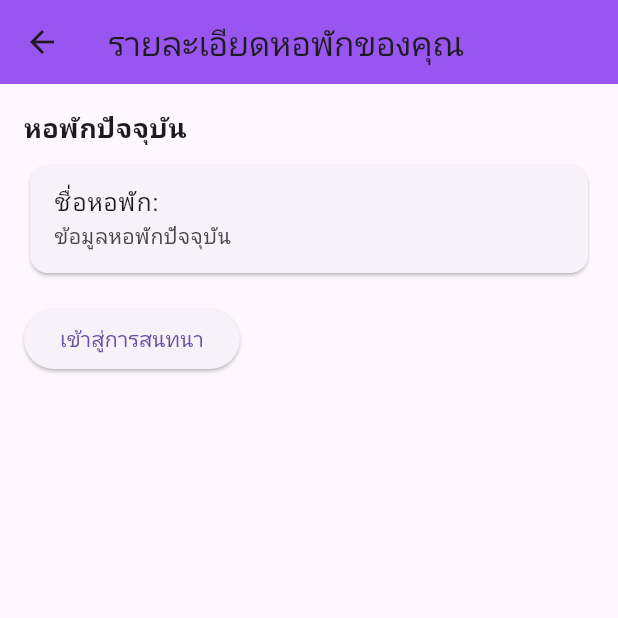
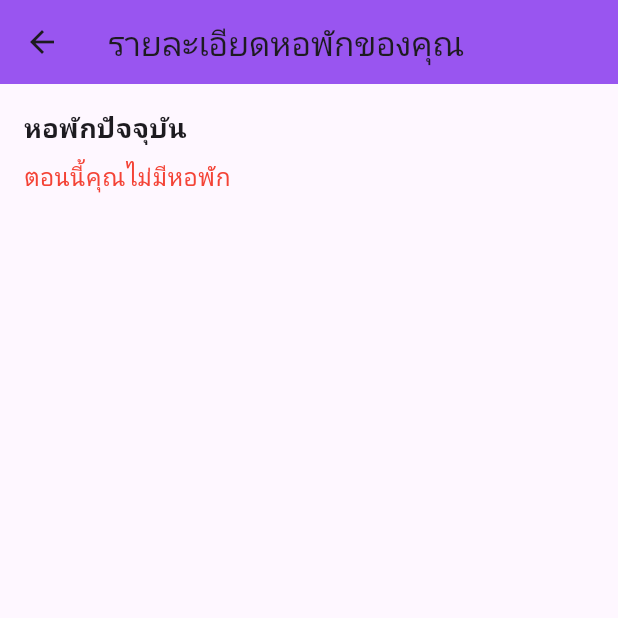
Before and after one commit to caster25/Dormitory-Booking-Application-Affiliated-with-University, a Flutter app: the DormitoryDetailsScreen screen opened directly with empty values, on a phone screen of 412 x 824 dp, the top half of it. Run offline on Flutter 3.47's test engine with Material 3 defaults, Android fonts, the phone set to English and light mode, and no system bars; our stand-ins replace carousel_slider, cloud_firestore, curved_navigation_bar, firebase_auth, firebase_core, firebase_messaging and 7 more; accounts and stored records are empty.

Commit message:
update fileter +

```diff
--- a/lib/screen/owner/widget/list_of_bookings.dart
+++ b/lib/screen/owner/widget/list_of_bookings.dart
@@ -248,7 +248,6 @@ class ListOfBookings extends StatelessWidget {
                   'currentDormitoryId': null,
                 });
 
-                // ดึงข้อมูล dormitory จาก Firestore และเพิ่มค่า availableRooms ขึ้น 1
                 DocumentSnapshot dormitorySnapshot = await FirebaseFirestore
                     .instance
                     .collection('dormitories')
--- a/lib/screen/setting/detail_dromuser.dart
+++ b/lib/screen/setting/detail_dromuser.dart
@@ -177,37 +177,42 @@ class _DormitoryDetailsScreenState extends State<DormitoryDetailsScreen> {
                     style: TextStyle(fontSize: 18, fontWeight: FontWeight.bold),
                   ),
                   const SizedBox(height: 8),
-                  currentDormitoryId != null // ถ้ามีข้อมูลหอพักปัจจุบัน
+                  currentDormitoryId != null &&
+                          _currentDormController
+                              .text.isNotEmpty // เช็คว่ามีข้อมูลหอพักปัจจุบัน
                       ? Card(
-                          child: ListTile(
-                            title: Text(
-                                'ชื่อหอพัก: ${_currentDormController.text}'),
-                            subtitle: const Text('ข้อมูลหอพักปัจจุบัน'),
+                          child: Padding(
+                            padding: const EdgeInsets.all(
+                                16.0), // เพิ่ม Padding ให้กับ Card
+                            child: Column(
+                              crossAxisAlignment: CrossAxisAlignment.start,
+                              children: [
+                                ListTile(
+                                  title: Text(
+                                      'ชื่อหอพัก: ${_currentDormController.text}'),
+                                  subtitle: const Text('ข้อมูลหอพักปัจจุบัน'),
+                                ),
+                                const SizedBox(
+                                    height:
+                                        8), // เพิ่มช่องว่างระหว่าง ListTile และปุ่ม
+                                ElevatedButton(
+                                  onPressed: () {
+                                    String ownerId =
+                                        "owner_id_here"; // เปลี่ยนเป็น ownerId ที่แท้จริง
+                                    _navigateToChat(
+                                        currentDormitoryId!, ownerId);
+                                  },
+                                  child: const Text('เข้าสู่การสนทนา'),
+                                ),
+                              ],
+                            ),
                           ),
                         )
-                      : TextField(
-                          controller: _currentDormController,
-                          decoration: const InputDecoration(
-                            border: OutlineInputBorder(),
-                            labelText: 'ชื่อหอพักปัจจุบัน',
-                          ),
+                      : const Text(
+                          'ตอนนี้คุณไม่มีหอพัก',
+                          style: TextStyle(
+                              fontSize: 16, color: Colors.red), // ข้อความเตือน
                         ),
-                  const SizedBox(height: 16),
-                  ElevatedButton(
-                    onPressed: () {
-                      if (currentDormitoryId != null) {
-                        // Assuming you have a way to get the ownerId from the current dormitory data
-                        String ownerId =
-                            "owner_id_here"; // Replace with the actual ownerId
-                        _navigateToChat(currentDormitoryId!, ownerId);
-                      } else {
-                        ScaffoldMessenger.of(context).showSnackBar(
-                          const SnackBar(content: Text('ไม่มีหอพักปัจจุบัน')),
-                        );
-                      }
-                    },
-                    child: const Text('เข้าสู่การสนทนา'),
-                  ),
                 ],
               ),
             ),
--- a/lib/screen/user/screen/detail.dart
+++ b/lib/screen/user/screen/detail.dart
@@ -252,12 +252,12 @@ class _DormallDetailScreenState extends State<DormallDetailScreen> {
                       [chatRoomIds]), // เพิ่ม chatRoomId ลงใน array
                 });
 
-// ลดจำนวนห้องว่างในคอลเล็กชั่นของหอพัก
+                        // ลดจำนวนห้องว่างในคอลเล็กชั่นของหอพัก
                 DocumentReference dormitoryRef = FirebaseFirestore.instance
                     .collection('dormitories')
                     .doc(dormitoryId);
 
-// ลดจำนวนห้องว่างลง 1
+                    // ลดจำนวนห้องว่างลง 1
                 await dormitoryRef.update({
                   'availableRooms': availableRooms - 1,
                   'usersBooked': FieldValue.arrayUnion([userId]),
@@ -265,7 +265,7 @@ class _DormallDetailScreenState extends State<DormallDetailScreen> {
                       [chatRoomIds]), // เพิ่ม chatRoomId ลงใน array ของหอพัก
                 });
 
-// สร้างเอกสารใหม่ในคอลเล็กชัน messages
+                  // สร้างเอกสารใหม่ในคอลเล็กชัน messages
                 String chatRoomId = _createChatRoomId(
                     userId, dormitoryId); // สร้าง chatRoomId ตามที่คุณต้องการ
                 await FirebaseFirestore.instance
```
Also changed, not shown: lib/screen/user/screen/book_dorm.dart (+29 -4 lines), lib/screen/user/widgets/dorm_user.dart (+100 -93 lines).
